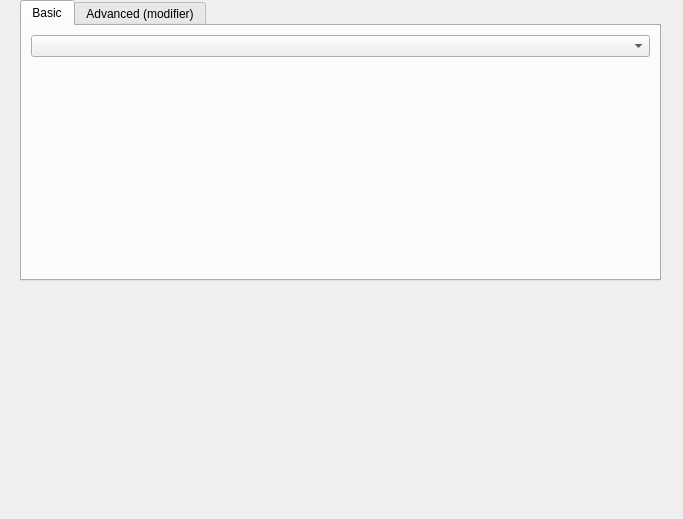
First picture: the form in iris/resources/hilvl_coorGen.ui, repository The-Thomas-Lab-UCL/orm-iris, before the edit.
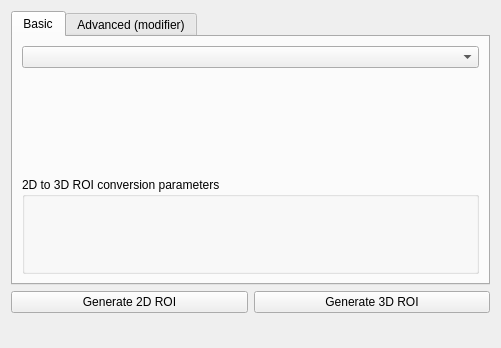
Second picture: the form after the edit. The open tabs and pages were chosen to show the change.

Commit message: hilvl coorgen working

What changed in the file:
```diff
--- a/iris/resources/hilvl_coorGen.ui
+++ b/iris/resources/hilvl_coorGen.ui
@@ -6,22 +6,18 @@
    <rect>
     <x>0</x>
     <y>0</y>
-    <width>683</width>
-    <height>519</height>
+    <width>501</width>
+    <height>348</height>
    </rect>
   </property>
   <property name="windowTitle">
    <string>Form</string>
   </property>
+  <layout class="QVBoxLayout" name="verticalLayout_5">
+   <item>
+    <layout class="QVBoxLayout" name="verticalLayout_4">
+     <item>
   <widget class="QTabWidget" name="tab_coorGenMod">
-   <property name="geometry">
-    <rect>
-     <x>20</x>
-     <y>0</y>
-     <width>641</width>
-     <height>281</height>
-    </rect>
-   </property>
    <property name="currentIndex">
     <number>1</number>
    </property>
@@ -34,7 +30,25 @@
       <widget class="QComboBox" name="combo_coorGen"/>
      </item>
      <item>
-      <widget class="QWidget" name="wdg_coorGen_holder" native="true"/>
+          <widget class="QWidget" name="wdg_coorGen_holder" native="true">
+           <layout class="QGridLayout" name="gridLayout">
+            <item row="0" column="0">
+             <layout class="QVBoxLayout" name="lyt_coorGen_holder"/>
+            </item>
+           </layout>
+          </widget>
+         </item>
+         <item>
+          <widget class="QGroupBox" name="wdg_3Dmod_holder">
+           <property name="title">
+            <string>2D to 3D ROI conversion parameters</string>
+           </property>
+           <layout class="QVBoxLayout" name="verticalLayout_8">
+            <item>
+             <layout class="QVBoxLayout" name="lyt_3Dmod_holder"/>
+            </item>
+           </layout>
+          </widget>
      </item>
     </layout>
    </widget>
@@ -52,26 +66,37 @@
     </layout>
    </widget>
   </widget>
+     </item>
+     <item>
+      <layout class="QHBoxLayout" name="horizontalLayout">
+       <item>
+        <widget class="QPushButton" name="btn_gen_2Dcoor">
+         <property name="text">
+          <string>Generate 2D ROI</string>
+         </property>
+        </widget>
+       </item>
+       <item>
+        <widget class="QPushButton" name="btn_gen_3Dcoor">
+         <property name="text">
+          <string>Generate 3D ROI</string>
+         </property>
+        </widget>
+       </item>
+      </layout>
+     </item>
+     <item>
   <widget class="QWidget" name="wdg_coorHub_holder" native="true">
-   <property name="geometry">
-    <rect>
-     <x>20</x>
-     <y>290</y>
-     <width>401</width>
-     <height>211</height>
-    </rect>
-   </property>
-  </widget>
-  <widget class="QWidget" name="wdg_3Dmod_holder" native="true">
-   <property name="geometry">
-    <rect>
-     <x>430</x>
-     <y>290</y>
-     <width>231</width>
-     <height>211</height>
-    </rect>
-   </property>
-  </widget>
+       <layout class="QVBoxLayout" name="verticalLayout_7">
+        <item>
+         <layout class="QVBoxLayout" name="lyt_coorHub_holder"/>
+        </item>
+       </layout>
+      </widget>
+     </item>
+    </layout>
+   </item>
+  </layout>
  </widget>
  <resources/>
  <connections/>
```
Left out of the diff: 2 changed lines with no effect on the pictures. Lines whose indentation alone changed are shown as unchanged. The commit also changes 7 other files.
